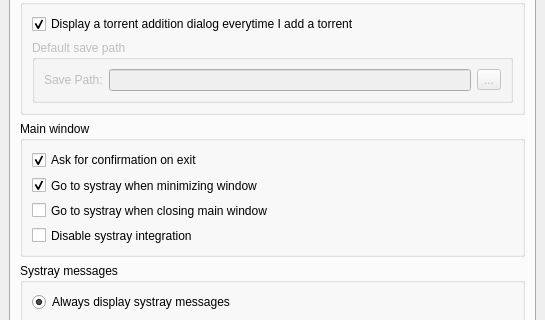
SysAdminDoc/qBittorrent-Vanced, file src/options.ui: the form before one commit; both pictures show x 0 to 545 and y 97 to 417 of the 545 by 530 pixel window.
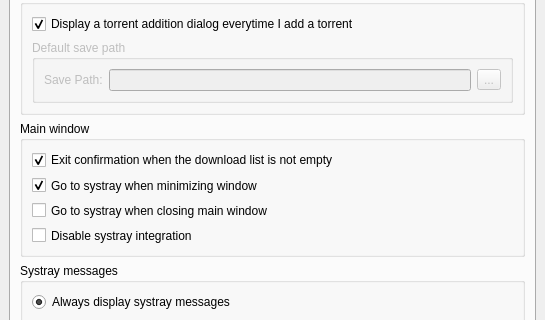
The form after the commit. The open tabs and pages were chosen to show the change.

Commit message: - Ask for exit confirmation only if the download list is not empty

Patch:
```diff
--- a/src/options.ui
+++ b/src/options.ui
@@ -846,7 +846,7 @@
           <item>
            <widget class="QCheckBox" name="confirmExit_checkBox" >
             <property name="text" >
-             <string>Ask for confirmation on exit</string>
+             <string>Exit confirmation when the download list is not empty</string>
             </property>
             <property name="checked" >
              <bool>true</bool>
```
Left out of the diff: 2 changed lines with no effect on the pictures. The commit also changes 50 other files.
